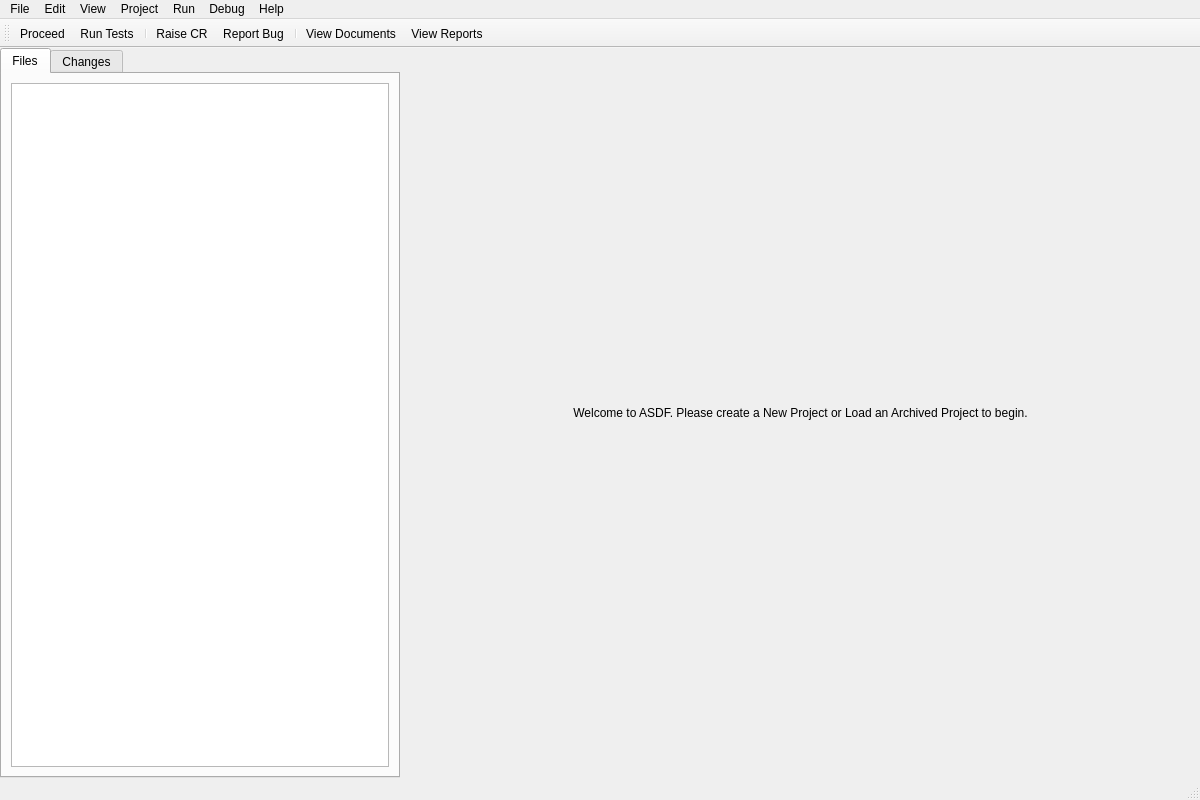
First picture: the form in gui/main_window.ui, repository mariolewis/asdf_factory, before the edit.
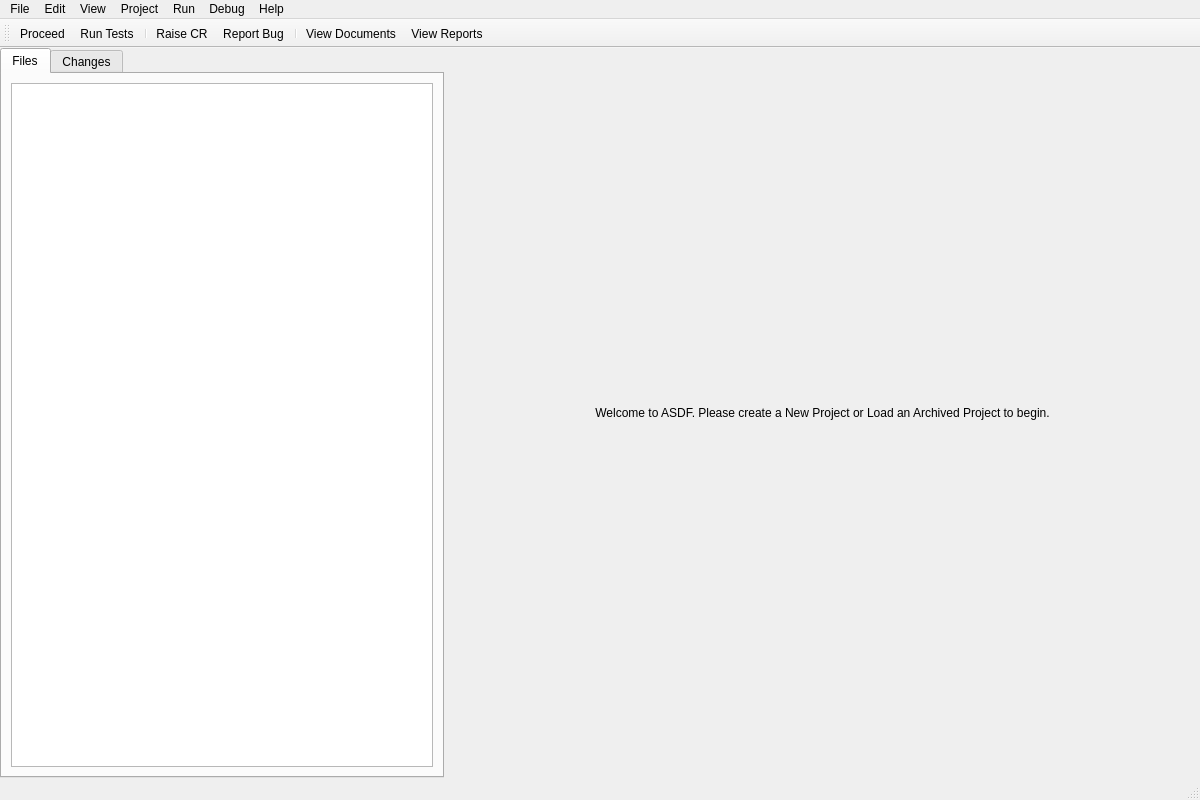
Second picture: the form after the edit.

The edit to the form file:
```diff
--- a/gui/main_window.ui
+++ b/gui/main_window.ui
@@ -45,12 +45,6 @@
          <height>0</height>
         </size>
        </property>
-       <property name="maximumSize">
-        <size>
-         <width>400</width>
-         <height>16777215</height>
-        </size>
-       </property>
        <layout class="QVBoxLayout" name="leftPanelLayout">
         <item>
          <widget class="QTabWidget" name="projectNavigationTabs">
```
